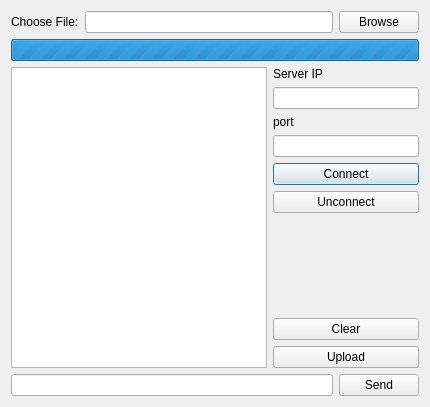
Old version of the form tcpdialog.ui in the repository liangzelang/TcpClient_Qt_PX4Uploader.
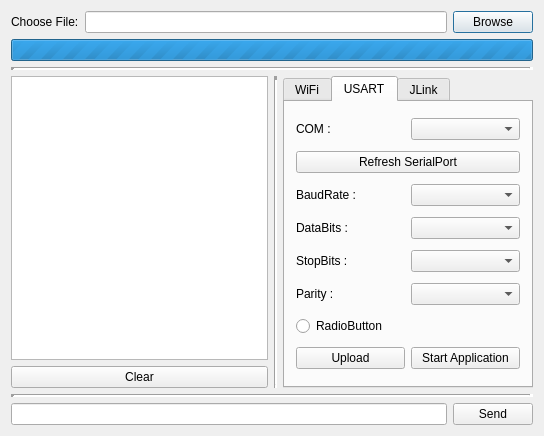
New version of the form.

Commit message: USART+WiFi

```diff
--- a/tcpdialog.ui
+++ b/tcpdialog.ui
@@ -6,14 +6,16 @@
    <rect>
     <x>0</x>
     <y>0</y>
-    <width>430</width>
-    <height>407</height>
+    <width>544</width>
+    <height>436</height>
    </rect>
   </property>
   <property name="windowTitle">
    <string>TcpDialog</string>
   </property>
-  <layout class="QVBoxLayout" name="verticalLayout_2">
+  <layout class="QVBoxLayout" name="verticalLayout_3">
+   <item>
+    <layout class="QVBoxLayout" name="verticalLayout_8">
    <item>
     <layout class="QHBoxLayout" name="horizontalLayout_4">
      <item>
@@ -46,12 +48,70 @@
     </widget>
    </item>
    <item>
-    <layout class="QHBoxLayout" name="horizontalLayout">
+      <widget class="Line" name="line_6">
+       <property name="lineWidth">
+        <number>4</number>
+       </property>
+       <property name="orientation">
+        <enum>Qt::Horizontal</enum>
+       </property>
+      </widget>
+     </item>
+    </layout>
+   </item>
      <item>
-      <widget class="QPlainTextEdit" name="plainTextEdit"/>
+    <layout class="QHBoxLayout" name="horizontalLayout_28">
+     <item>
+      <layout class="QVBoxLayout" name="verticalLayout_5">
+       <item>
+        <widget class="QPlainTextEdit" name="plainTextEdit">
+         <property name="minimumSize">
+          <size>
+           <width>257</width>
+           <height>0</height>
+          </size>
+         </property>
+         <property name="tabStopWidth">
+          <number>120</number>
+         </property>
+        </widget>
      </item>
      <item>
-      <layout class="QVBoxLayout" name="verticalLayout">
+        <widget class="QPushButton" name="clearpushButton">
+         <property name="text">
+          <string>Clear</string>
+         </property>
+         <property name="autoDefault">
+          <bool>false</bool>
+         </property>
+        </widget>
+       </item>
+      </layout>
+     </item>
+     <item>
+      <layout class="QHBoxLayout" name="horizontalLayout_29">
+       <item>
+        <widget class="Line" name="line_2">
+         <property name="lineWidth">
+          <number>4</number>
+         </property>
+         <property name="orientation">
+          <enum>Qt::Vertical</enum>
+         </property>
+        </widget>
+       </item>
+      </layout>
+     </item>
+     <item>
+      <widget class="QTabWidget" name="tabWidget">
+       <property name="currentIndex">
+        <number>1</number>
+       </property>
+       <widget class="QWidget" name="tab">
+        <attribute name="title">
+         <string>WiFi</string>
+        </attribute>
+        <layout class="QVBoxLayout" name="verticalLayout_2">
        <item>
         <widget class="QLabel" name="label">
          <property name="text">
@@ -73,6 +133,8 @@
         <widget class="QLineEdit" name="portlineEdit"/>
        </item>
        <item>
+          <layout class="QHBoxLayout" name="horizontalLayout_3">
+           <item>
         <widget class="QPushButton" name="connectpushButton">
          <property name="text">
           <string>Connect</string>
@@ -89,6 +151,25 @@
          </property>
         </widget>
        </item>
+          </layout>
+         </item>
+         <item>
+          <widget class="QPushButton" name="erasepushButton">
+           <property name="text">
+            <string>Erase Chip</string>
+           </property>
+          </widget>
+         </item>
+         <item>
+          <widget class="QPushButton" name="uploadpushButton">
+           <property name="layoutDirection">
+            <enum>Qt::LeftToRight</enum>
+           </property>
+           <property name="text">
+            <string>Upload</string>
+           </property>
+          </widget>
+         </item>
        <item>
         <spacer name="verticalSpacer">
          <property name="orientation">
@@ -97,28 +178,148 @@
          <property name="sizeHint" stdset="0">
           <size>
            <width>20</width>
-           <height>40</height>
+             <height>26</height>
           </size>
          </property>
         </spacer>
        </item>
+        </layout>
+       </widget>
+       <widget class="QWidget" name="tab_2">
+        <attribute name="title">
+         <string>USART</string>
+        </attribute>
+        <layout class="QVBoxLayout" name="verticalLayout">
        <item>
-        <widget class="QPushButton" name="clearpushButton">
+          <layout class="QHBoxLayout" name="horizontalLayout">
+           <item>
+            <widget class="QLabel" name="label_14">
          <property name="text">
-          <string>Clear</string>
+              <string>COM :</string>
          </property>
         </widget>
        </item>
        <item>
-        <widget class="QPushButton" name="uploadpushButton">
+            <widget class="QComboBox" name="serialPortcomboBox"/>
+           </item>
+          </layout>
+         </item>
+         <item>
+          <widget class="QPushButton" name="refreshpushButton">
+           <property name="text">
+            <string>Refresh SerialPort</string>
+           </property>
+          </widget>
+         </item>
+         <item>
+          <layout class="QHBoxLayout" name="horizontalLayout_20">
+           <item>
+            <widget class="QLabel" name="label_15">
+             <property name="text">
+              <string>BaudRate :</string>
+             </property>
+            </widget>
+           </item>
+           <item>
+            <widget class="QComboBox" name="baudRatecomboBox"/>
+           </item>
+          </layout>
+         </item>
+         <item>
+          <layout class="QHBoxLayout" name="horizontalLayout_21">
+           <item>
+            <widget class="QLabel" name="label_16">
+             <property name="text">
+              <string>DataBits :</string>
+             </property>
+            </widget>
+           </item>
+           <item>
+            <widget class="QComboBox" name="dataBitscomboBox"/>
+           </item>
+          </layout>
+         </item>
+         <item>
+          <layout class="QHBoxLayout" name="horizontalLayout_22">
+           <item>
+            <widget class="QLabel" name="label_17">
+             <property name="text">
+              <string>StopBits :</string>
+             </property>
+            </widget>
+           </item>
+           <item>
+            <widget class="QComboBox" name="stopBitscomboBox"/>
+           </item>
+          </layout>
+         </item>
+         <item>
+          <layout class="QHBoxLayout" name="horizontalLayout_23">
+           <item>
+            <widget class="QLabel" name="label_18">
+             <property name="text">
+              <string>Parity :</string>
+             </property>
+            </widget>
+           </item>
+           <item>
+            <widget class="QComboBox" name="paritycomboBox"/>
+           </item>
+          </layout>
+         </item>
+         <item>
+          <layout class="QHBoxLayout" name="horizontalLayout_24">
+           <item>
+            <widget class="QRadioButton" name="openradioButton">
+             <property name="text">
+              <string>RadioButton</string>
+             </property>
+            </widget>
+           </item>
+          </layout>
+         </item>
+         <item>
+          <layout class="QHBoxLayout" name="horizontalLayout_25">
+           <item>
+            <widget class="QPushButton" name="usart_uploadpushButton">
          <property name="text">
           <string>Upload</string>
          </property>
         </widget>
        </item>
+           <item>
+            <widget class="QPushButton" name="usart_startpushButton">
+             <property name="text">
+              <string>Start Application</string>
+             </property>
+            </widget>
+           </item>
       </layout>
      </item>
     </layout>
+        <zorder>baudRatecomboBox</zorder>
+        <zorder>refreshpushButton</zorder>
+       </widget>
+       <widget class="QWidget" name="tab_3">
+        <attribute name="title">
+         <string>JLink</string>
+        </attribute>
+       </widget>
+      </widget>
+     </item>
+    </layout>
+   </item>
+   <item>
+    <layout class="QVBoxLayout" name="verticalLayout_9">
+     <item>
+      <widget class="Line" name="line_5">
+       <property name="lineWidth">
+        <number>4</number>
+       </property>
+       <property name="orientation">
+        <enum>Qt::Horizontal</enum>
+       </property>
+      </widget>
    </item>
    <item>
     <layout class="QHBoxLayout" name="horizontalLayout_2">
@@ -135,6 +336,9 @@
     </layout>
    </item>
   </layout>
+   </item>
+  </layout>
+  <zorder>tabWidget</zorder>
  </widget>
  <layoutdefault spacing="6" margin="11"/>
  <resources/>
```
Left out of the diff: 13 changed lines with no effect on the pictures. Lines whose indentation alone changed are shown as unchanged. The commit also changes 4 other files.
